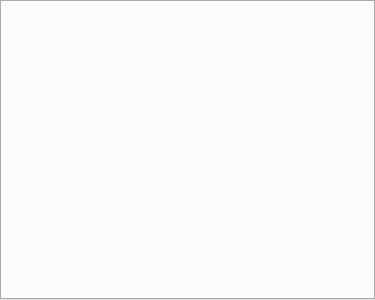
First picture: the form in vclib/render/src/vclib/qt/gui/mesh_render_settings_frame.ui, repository alemuntoni/vclib, before the edit.
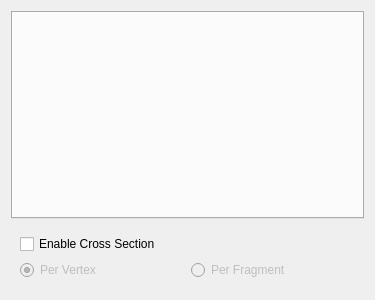
Second picture: the form after the edit.

Commit message: [render] Refactor cross section settings into CrossSectionSettings class and UI

```diff
--- a/vclib/render/src/vclib/qt/gui/mesh_render_settings_frame.ui
+++ b/vclib/render/src/vclib/qt/gui/mesh_render_settings_frame.ui
@@ -19,6 +19,34 @@
   <property name="windowTitle">
    <string>Frame</string>
   </property>
+  <layout class="QGridLayout" name="gridLayout">
+   <item row="0" column="0">
+    <widget class="QTabWidget" name="tabWidget">
+     <property name="currentIndex">
+      <number>-1</number>
+     </property>
+    </widget>
+   </item>
+   <item row="1" column="0">
+    <widget class="QFrame" name="crossSectionFrame">
+     <property name="frameShape">
+      <enum>QFrame::Shape::NoFrame</enum>
+     </property>
+     <property name="frameShadow">
+      <enum>QFrame::Shadow::Plain</enum>
+     </property>
+     <layout class="QGridLayout" name="gridLayout_2">
+      <item row="1" column="0">
+       <widget class="QFrame" name="controlsFrame">
+        <property name="enabled">
+         <bool>false</bool>
+        </property>
+        <property name="frameShape">
+         <enum>QFrame::Shape::NoFrame</enum>
+        </property>
+        <property name="frameShadow">
+         <enum>QFrame::Shadow::Plain</enum>
+        </property>
   <layout class="QGridLayout" name="gridLayout_3">
    <property name="leftMargin">
     <number>0</number>
@@ -33,10 +61,39 @@
     <number>0</number>
    </property>
    <item row="0" column="0">
-    <widget class="QTabWidget" name="tabWidget">
-     <property name="currentIndex">
-      <number>-1</number>
-     </property>
+          <widget class="QRadioButton" name="radioButton">
+           <property name="text">
+            <string>Per Vertex</string>
+           </property>
+           <property name="checked">
+            <bool>true</bool>
+           </property>
+           <attribute name="buttonGroup">
+            <string notr="true">crossSectionTypeButton</string>
+           </attribute>
+          </widget>
+         </item>
+         <item row="0" column="1">
+          <widget class="QRadioButton" name="radioButton_2">
+           <property name="text">
+            <string>Per Fragment</string>
+           </property>
+           <attribute name="buttonGroup">
+            <string notr="true">crossSectionTypeButton</string>
+           </attribute>
+          </widget>
+         </item>
+        </layout>
+       </widget>
+      </item>
+      <item row="0" column="0">
+       <widget class="QCheckBox" name="checkBox">
+        <property name="text">
+         <string>Enable Cross Section</string>
+        </property>
+       </widget>
+      </item>
+     </layout>
     </widget>
    </item>
   </layout>
```
Left out of the diff: 3 changed lines with no effect on the pictures. Lines whose indentation alone changed are shown as unchanged. The commit also changes 3 other files.
